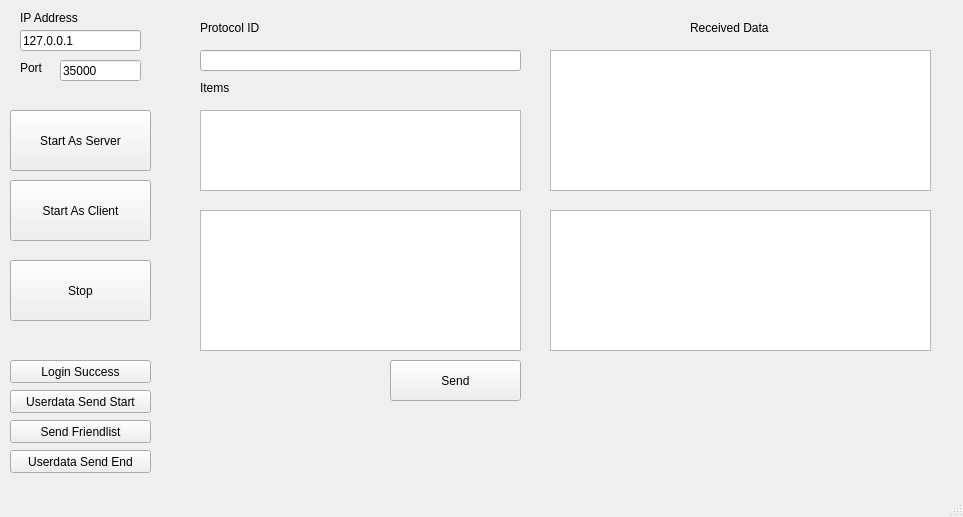
Qt form mainwindow.ui (41412/messanger_debugging_tool) before a commit.
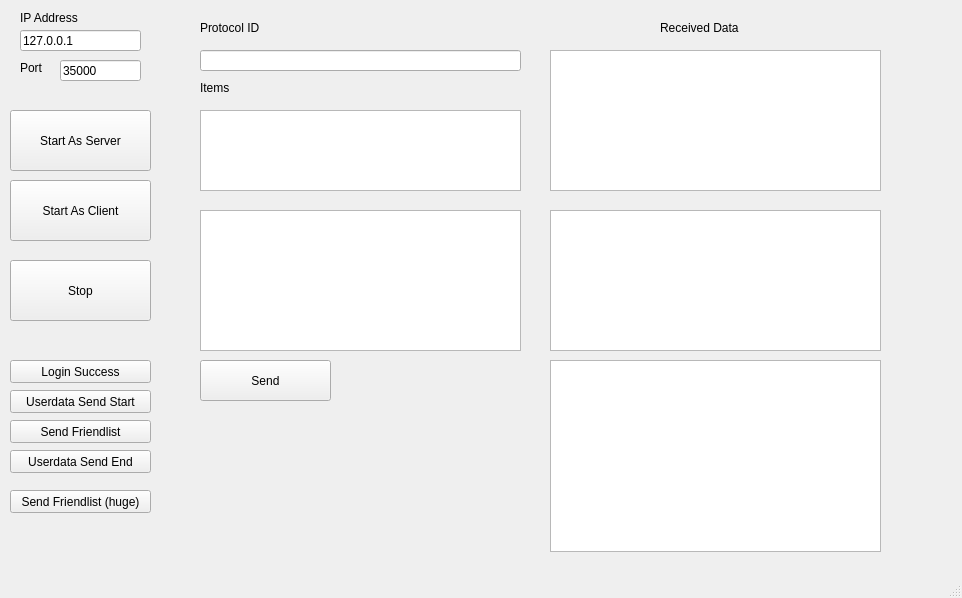
The same form after that commit.

Commit message: add test.json to load presets. add button to make huge packet

Patch:
```diff
--- a/mainwindow.ui
+++ b/mainwindow.ui
@@ -6,8 +6,8 @@
    <rect>
     <x>0</x>
     <y>0</y>
-    <width>963</width>
-    <height>517</height>
+    <width>962</width>
+    <height>598</height>
    </rect>
   </property>
   <property name="windowTitle">
@@ -102,7 +102,7 @@
    <widget class="QPushButton" name="pushButton_SendData">
     <property name="geometry">
      <rect>
-      <x>390</x>
+      <x>200</x>
       <y>360</y>
       <width>131</width>
       <height>41</height>
@@ -117,7 +117,7 @@
      <rect>
       <x>550</x>
       <y>50</y>
-      <width>381</width>
+      <width>331</width>
       <height>141</height>
      </rect>
     </property>
@@ -130,7 +130,7 @@
      <rect>
       <x>550</x>
       <y>210</y>
-      <width>381</width>
+      <width>331</width>
       <height>141</height>
      </rect>
     </property>
@@ -141,7 +141,7 @@
    <widget class="QLabel" name="label_3">
     <property name="geometry">
      <rect>
-      <x>690</x>
+      <x>660</x>
       <y>20</y>
       <width>101</width>
       <height>16</height>
@@ -265,6 +265,29 @@
      <string>Send Friendlist</string>
     </property>
    </widget>
+   <widget class="QTableWidget" name="tableWidget">
+    <property name="geometry">
+     <rect>
+      <x>550</x>
+      <y>360</y>
+      <width>331</width>
+      <height>192</height>
+     </rect>
+    </property>
+   </widget>
+   <widget class="QPushButton" name="pushButton_SendFriendListHuge">
+    <property name="geometry">
+     <rect>
+      <x>10</x>
+      <y>490</y>
+      <width>141</width>
+      <height>23</height>
+     </rect>
+    </property>
+    <property name="text">
+     <string>Send Friendlist (huge)</string>
+    </property>
+   </widget>
   </widget>
   <widget class="QMenuBar" name="menubar">
    <property name="geometry">
```
Left out of the diff: 2 changed lines with no effect on the pictures. The commit also changes 3 other files.
